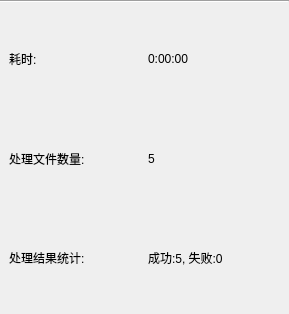
PPJUST/OnlyUnzip, file components/page_home/res/page_home.ui: the form before one commit.
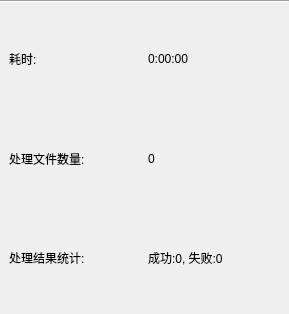
The form after the commit. The open tabs and pages were chosen to show the change.

Diff of the .ui file:
```diff
--- a/components/page_home/res/page_home.ui
+++ b/components/page_home/res/page_home.ui
@@ -303,7 +303,7 @@
        <item row="1" column="1">
         <widget class="QLabel" name="label_process_file_count">
          <property name="text">
-          <string>5</string>
+          <string>0</string>
          </property>
         </widget>
        </item>
@@ -317,7 +317,7 @@
        <item row="2" column="1">
         <widget class="QLabel" name="label_result_count">
          <property name="text">
-          <string>成功:5, 失败:0</string>
+          <string>成功:0, 失败:0</string>
          </property>
         </widget>
        </item>
```
Left out of the diff: 2 changed lines with no effect on the pictures.
